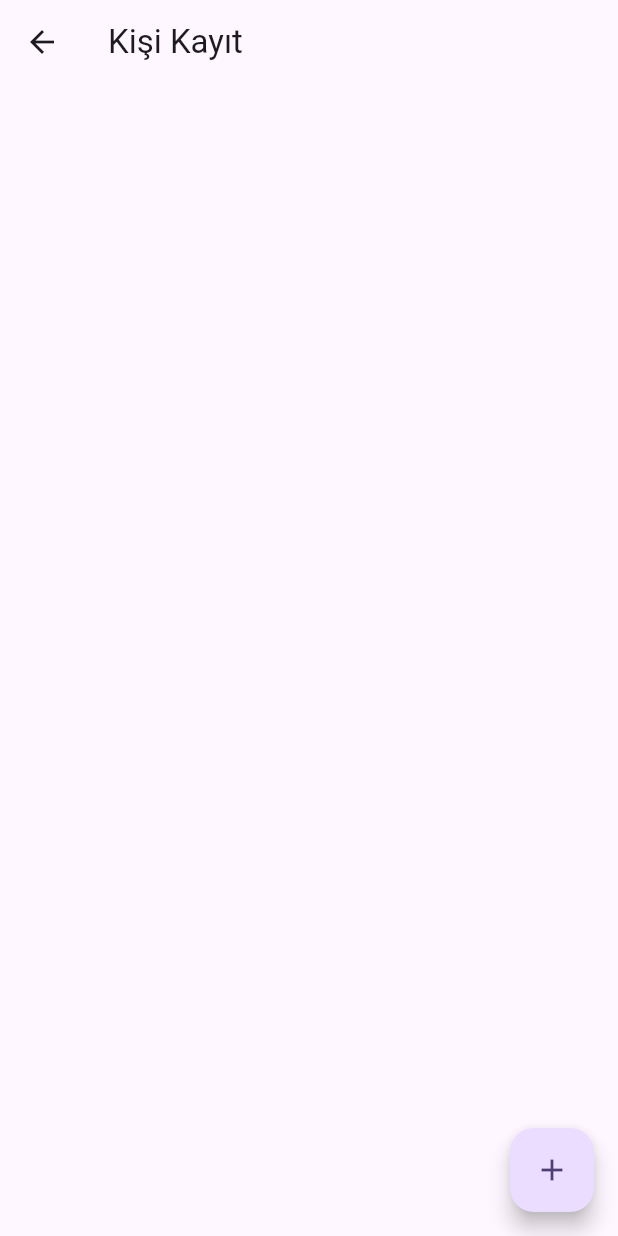
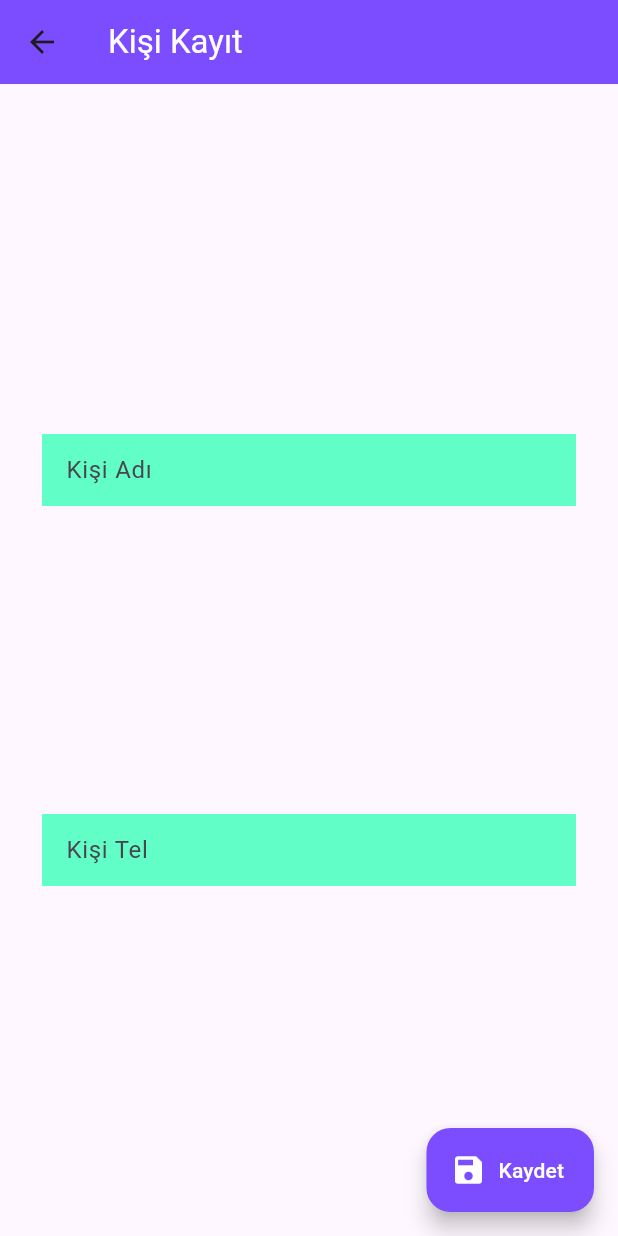
Before and after one commit to GurbetKasbas/KisilerUygulamasi, a Flutter app: the KisiKayit screen opened directly, on a phone screen of 412 x 824 dp. Run offline on Flutter 3.47's test engine with Material 3 defaults, Android fonts, the phone set to English and light mode, and no system bars.

Commit message:
Kişi Kayıt sayfası arayüz tasarımı tamamlandı

```diff
--- a/lib/screens/kisi_kayit.dart
+++ b/lib/screens/kisi_kayit.dart
@@ -1,4 +1,5 @@
 import 'package:flutter/material.dart';
+import 'package:kisiler_uygulamasi/screens/anasayfa.dart';
 
 class KisiKayit extends StatefulWidget {
   const KisiKayit({super.key});
@@ -8,26 +9,66 @@ class KisiKayit extends StatefulWidget {
 }
 
 class _KisiKayitState extends State<KisiKayit> {
+  var tfKisiAdi = TextEditingController();
+  var tfKisiTel = TextEditingController();
+//Kişi kaydetme methodu
+  Future<void> kayit(String kisi_ad, String kisi_tel) async {
+    print("$kisi_ad - $kisi_tel rehbere eklendi");
+    Navigator.push(
+        context, MaterialPageRoute(builder: (context) => Anasayfa()));
+  }
+
   @override
   Widget build(BuildContext context) {
     return Scaffold(
       appBar: AppBar(
-        title: Text("Kişi Kayıt"),
+        backgroundColor: Colors.deepPurpleAccent,
+        title: Text(
+          "Kişi Kayıt",
+          style: TextStyle(color: Colors.white),
+        ),
       ),
       body: Center(
-        child: Column(
-          mainAxisAlignment: MainAxisAlignment.spaceEvenly,
-          children: [
-
-          ],
+        child: Padding(
+          padding: const EdgeInsets.all(28.0),
+          child: Column(
+            mainAxisAlignment: MainAxisAlignment.spaceEvenly,
+            children: [
+              TextField(
+                controller: tfKisiAdi,
+                decoration: InputDecoration(
+                  border: InputBorder.none,
+                  filled: true,
+                  fillColor: const Color.fromARGB(214, 68, 255, 190),
+                  hintText: "Kişi Adı",
+                ),
+              ),
+              TextField(
+                controller: tfKisiTel,
+                decoration: InputDecoration(
+                    border: InputBorder.none,
+                    filled: true,
+                    fillColor: const Color.fromARGB(214, 68, 255, 190),
+                    hintText: "Kişi Tel"),
+              ),
+            ],
+          ),
         ),
       ),
-      floatingActionButton: FloatingActionButton(
+      floatingActionButton: FloatingActionButton.extended(
+        backgroundColor: Colors.deepPurpleAccent,
         onPressed: () {
-
-      },
-      tooltip: 'Kişi Ekle',
-      child: Icon(Icons.add),
+          kayit(tfKisiAdi.text, tfKisiTel.text);
+        },
+        tooltip: 'Kişi Kayıt',
+        icon: Icon(
+          Icons.save,
+          color: Colors.white,
+        ),
+        label: Text(
+          "Kaydet",
+          style: TextStyle(color: Colors.white),
+        ),
       ),
     );
   }
```
